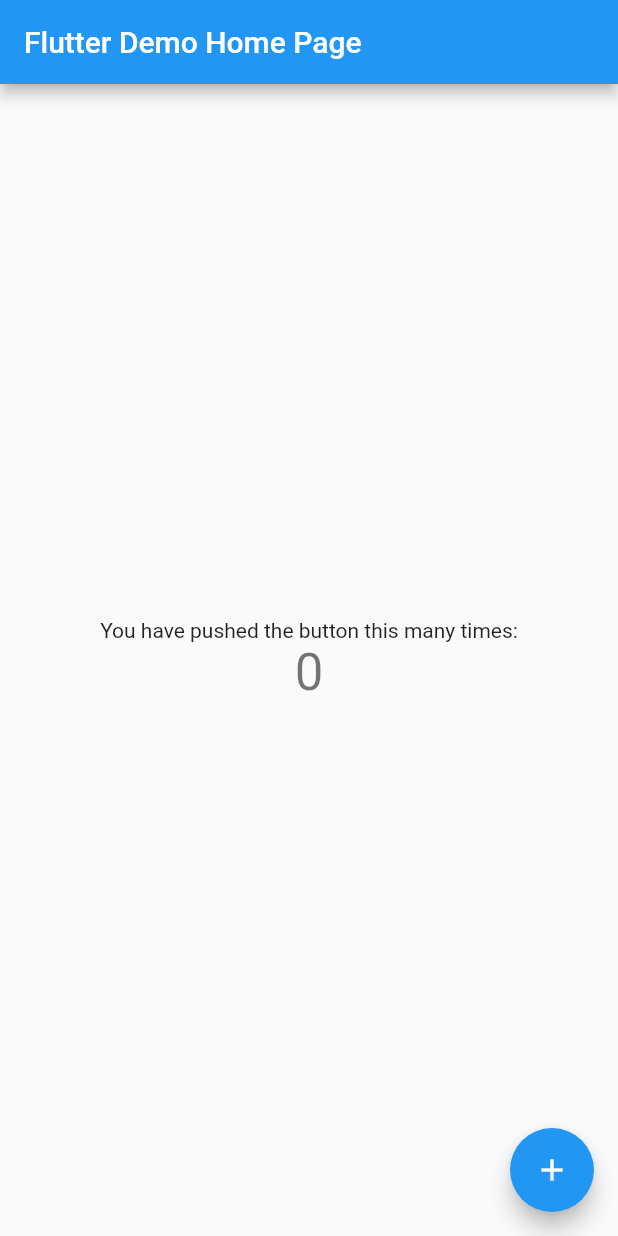
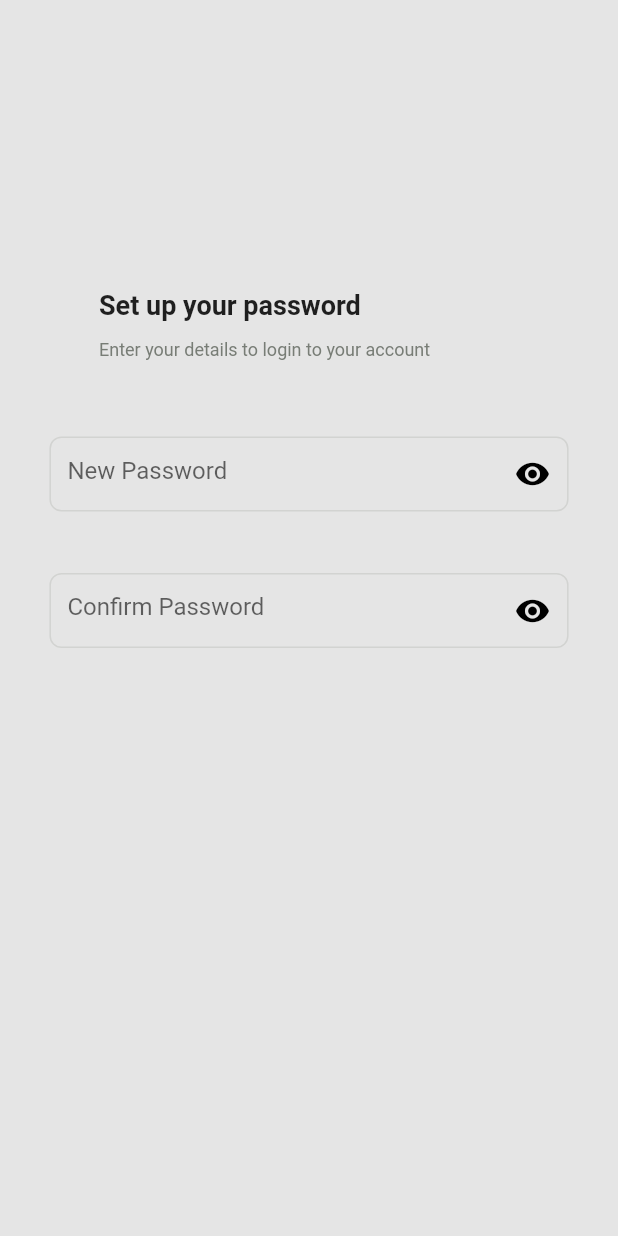
Before and after one commit to Jonexy01/cm30_test2, a Flutter app: the screen it shows after launch, on a phone screen of 412 x 824 dp. Run offline on Flutter 3.47's test engine with Material 2 defaults, Android fonts, the light colour scheme and no system bars.

Commit message:
second commit

```diff
--- a/lib/main.dart
+++ b/lib/main.dart
@@ -1,4 +1,8 @@
+import 'package:cm30_test2/pages/dashboard.dart';
+import 'package:cm30_test2/pages/home.dart';
+import 'package:cm30_test2/pages/login.dart';
 import 'package:flutter/material.dart';
+
 
 void main() {
   runApp(const MyApp());
@@ -11,105 +15,16 @@
   @override
   Widget build(BuildContext context) {
     return MaterialApp(
-      title: 'Flutter Demo',
-      theme: ThemeData(
-        // This is the theme of your application.
-        //
-        // Try running your application with "flutter run". You'll see the
-        // application has a blue toolbar. Then, without quitting the app, try
-        // changing the primarySwatch below to Colors.green and then invoke
-        // "hot reload" (press "r" in the console where you ran "flutter run",
-        // or simply save your changes to "hot reload" in a Flutter IDE).
-        // Notice that the counter didn't reset back to zero; the application
-        // is not restarted.
-        primarySwatch: Colors.blue,
-      ),
-      home: const MyHomePage(title: 'Flutter Demo Home Page'),
+      title: 'tm30_test',
+      // theme: ThemeData(
+      //   primarySwatch: Colors.white,
+      // ),
+      routes: {
+        '/': (context) => MyHomePage(),
+        '/login': (context) => LoginPage(),
+        '/dashboard': (context) => DashBoard(),
+      },
+      //home: const MyHomePage(),
     );
   }
 }
-
-class MyHomePage extends StatefulWidget {
-  const MyHomePage({Key? key, required this.title}) : super(key: key);
-
-  // This widget is the home page of your application. It is stateful, meaning
-  // that it has a State object (defined below) that contains fields that affect
-  // how it looks.
-
-  // This class is the configuration for the state. It holds the values (in this
-  // case the title) provided by the parent (in this case the App widget) and
-  // used by the build method of the State. Fields in a Widget subclass are
-  // always marked "final".
-
-  final String title;
-
-  @override
-  State<MyHomePage> createState() => _MyHomePageState();
-}
-
-class _MyHomePageState extends State<MyHomePage> {
-  int _counter = 0;
-
-  void _incrementCounter() {
-    setState(() {
-      // This call to setState tells the Flutter framework that something has
-      // changed in this State, which causes it to rerun the build method below
-      // so that the display can reflect the updated values. If we changed
-      // _counter without calling setState(), then the build method would not be
-      // called again, and so nothing would appear to happen.
-      _counter++;
-    });
-  }
-
-  @override
-  Widget build(BuildContext context) {
-    // This method is rerun every time setState is called, for instance as done
-    // by the _incrementCounter method above.
-    //
-    // The Flutter framework has been optimized to make rerunning build methods
-    // fast, so that you can just rebuild anything that needs updating rather
-    // than having to individually change instances of widgets.
-    return Scaffold(
-      appBar: AppBar(
-        // Here we take the value from the MyHomePage object that was created by
-        // the App.build method, and use it to set our appbar title.
-        title: Text(widget.title),
-      ),
-      body: Center(
-        // Center is a layout widget. It takes a single child and positions it
-        // in the middle of the parent.
-        child: Column(
-          // Column is also a layout widget. It takes a list of children and
-          // arranges them vertically. By default, it sizes itself to fit its
-          // children horizontally, and tries to be as tall as its parent.
-          //
-          // Invoke "debug painting" (press "p" in the console, choose the
-          // "Toggle Debug Paint" action from the Flutter Inspector in Android
-          // Studio, or the "Toggle Debug Paint" command in Visual Studio Code)
-          // to see the wireframe for each widget.
-          //
-          // Column has various properties to control how it sizes itself and
-          // how it positions its children. Here we use mainAxisAlignment to
-          // center the children vertically; the main axis here is the vertical
-          // axis because Columns are vertical (the cross axis would be
-          // horizontal).
-          mainAxisAlignment: MainAxisAlignment.center,
-          children: <Widget>[
-            const Text(
-              'You have pushed the button this many times:',
-            ),
-            Text(
-              '$_counter',
-              style: Theme.of(context).textTheme.headline4,
-            ),
-          ],
-        ),
-      ),
-      floatingActionButton: FloatingActionButton(
-        onPressed: _incrementCounter,
-        tooltip: 'Increment',
-        child: const Icon(Icons.add),
-      ), // This trailing comma makes auto-formatting nicer for build methods.
-    );
-  }
-}
--- /dev/null
+++ b/lib/pages/dashboard.dart
@@ -0,0 +1,12 @@
+import 'package:flutter/material.dart';
+
+class DashBoard extends StatelessWidget {
+  const DashBoard({ Key? key }) : super(key: key);
+
+  @override
+  Widget build(BuildContext context) {
+    return Container(
+
+    );
+  }
+}
--- /dev/null
+++ b/lib/pages/home.dart
@@ -0,0 +1,91 @@
+import 'package:flutter/material.dart';
+
+class MyHomePage extends StatelessWidget {
+  const MyHomePage({ Key? key }) : super(key: key);
+
+  @override
+  Widget build(BuildContext context) {
+    Size size = MediaQuery.of(context).size;
+    return Scaffold(
+      backgroundColor: Color(0xffE5E5E5),
+      body: Stack(
+        children: [
+          Container(
+            margin: EdgeInsets.fromLTRB(66, 193, 0, 0),
+            child: Text(
+              'Set up your password',
+              style: TextStyle(
+                fontSize: 18,
+                // fontFamily: 'Mulish',
+                fontWeight: FontWeight.w700,
+              ),
+            ),
+          ),
+          Container(
+            margin: EdgeInsets.fromLTRB(66, 226, 0, 0),
+            child: Text(
+              'Enter your details to login to your account',
+              style: TextStyle(
+                fontSize: 12,
+                fontWeight: FontWeight.w400,
+                color: Color(0xff787D76),
+              ),
+            ),
+          ),
+          Container(
+            width: size.width * 0.84,
+            height: 50,
+            margin: EdgeInsets.fromLTRB(size.width * 0.08, 291, 0, 0),
+            // decoration: BoxDecoration(
+            //   borderRadius: BorderRadius.circular(8),
+            // ),
+            child: TextFormField(
+              decoration: InputDecoration(
+                // filled: true,
+                // fillColor: Color(0xffFFFFFF),
+                hintText: 'New Password',
+                suffixIcon: Icon(
+                  Icons.visibility,
+                  color: Colors.black,
+                ),
+                enabledBorder: OutlineInputBorder(
+                  borderRadius: BorderRadius.all(Radius.circular(8)),
+                  borderSide: const BorderSide(
+                    width: 1,
+                    color: Color(0xffD2D3D1),
+                  ),
+                ),
+              ),
+            )
+          ),
+          Container(
+            width: size.width * 0.84,
+            height: 50,
+            margin: EdgeInsets.fromLTRB(size.width * 0.08, 382, 0, 0),
+            // decoration: BoxDecoration(
+            //   borderRadius: BorderRadius.circular(8),
+            // ),
+            child: TextFormField(
+              decoration: InputDecoration(
+                // filled: true,
+                // fillColor: Color(0xffFFFFFF),
+                hintText: 'Confirm Password',
+                suffixIcon: Icon(
+                  Icons.visibility,
+                  color: Colors.black,
+                ),
+                enabledBorder: OutlineInputBorder(
+                  borderRadius: BorderRadius.all(Radius.circular(8)),
+                  borderSide: const BorderSide(
+                    width: 1,
+                    color: Color(0xffD2D3D1),
+                  ),
+                ),
+              ),
+            )
+          ),
+        ],
+      )
+    );
+  }
+}
--- /dev/null
+++ b/lib/pages/login.dart
@@ -0,0 +1,12 @@
+import 'package:flutter/material.dart';
+
+class LoginPage extends StatelessWidget {
+  const LoginPage({ Key? key }) : super(key: key);
+
+  @override
+  Widget build(BuildContext context) {
+    return Container(
+
+    );
+  }
+}
```
Also changed, not shown: pubspec.yaml (+11 -11 lines), assets/fonts/Mulish-Italic-VariableFont_wght.ttf (added), assets/fonts/Mulish-VariableFont_wght.ttf (added), 3 other files.
